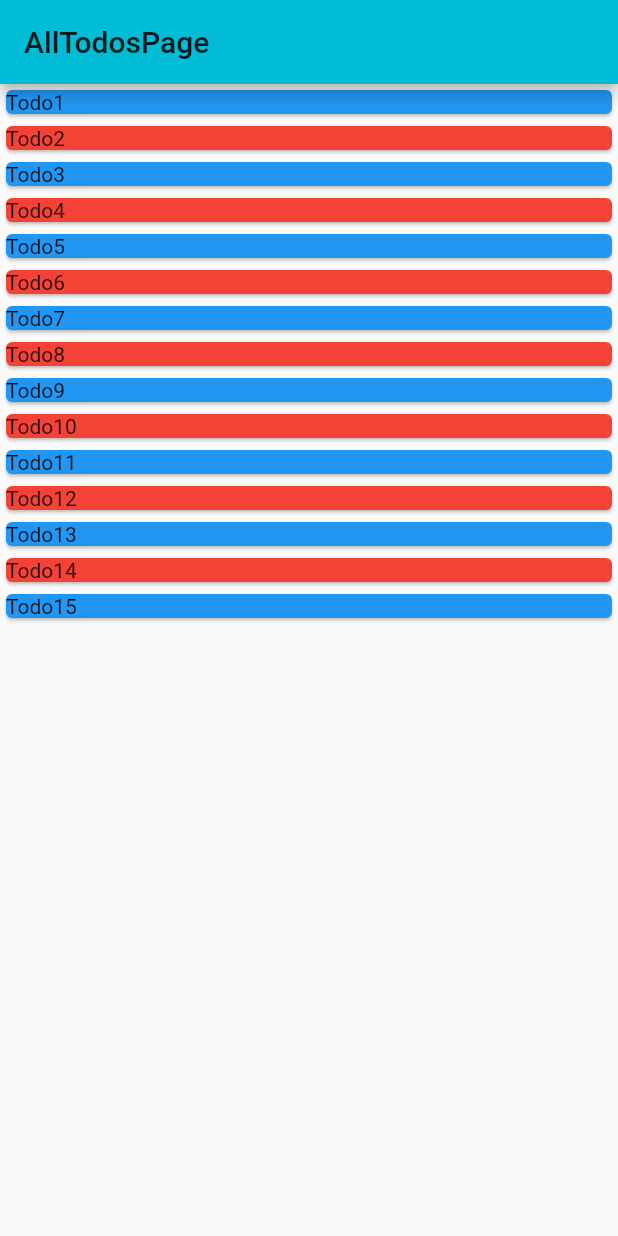
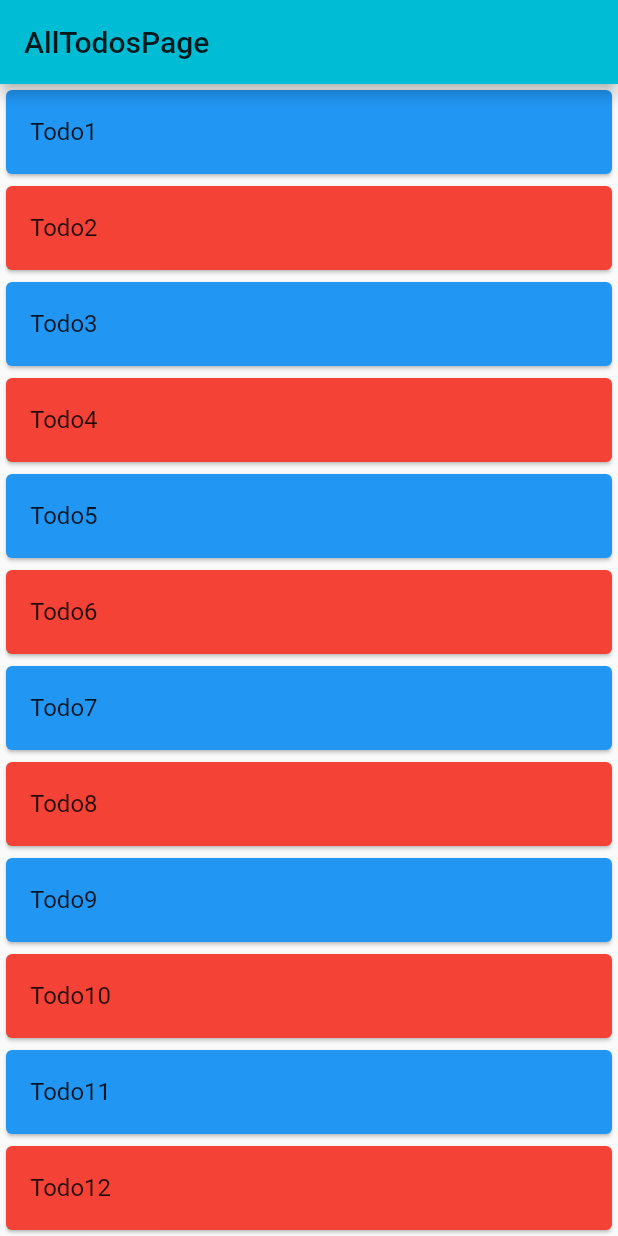
Before and after one commit to CaptainClem54/td_01_to_do_list, a Flutter app: the screen it shows after launch, on a phone screen of 412 x 824 dp. Run offline on Flutter 3.47's test engine with Material 2 defaults, Android fonts, the phone set to English and light mode, and no system bars.

Commit message:
Td_03_ReactiveTodoPreview

```diff
--- a/lib/widget/page/TodoPreview.dart
+++ b/lib/widget/page/TodoPreview.dart
@@ -1,20 +1,34 @@
 import 'package:flutter/material.dart';
 import 'package:td_01_to_do_list/models/Todo.dart';
 
-class TodoPreview extends StatelessWidget {
-  const TodoPreview({Key key, @required this.todo}) : super(key: key);
+class TodoPreview extends StatefulWidget {
+  const TodoPreview({
+    Key key,
+    @required this.todo,
+  }) : super(key: key);
 
   final Todo todo;
 
-  Color _getColor(Todo todo) {
-    return (todo.done == true) ? Colors.blue : Colors.red;
+  @override
+  _TodoPreviewState createState() => _TodoPreviewState();
+}
+
+class _TodoPreviewState extends State<TodoPreview> {
+
+  void _onTap() {
+    print("object");
   }
 
   @override
   Widget build(BuildContext context) {
     return Card(
-      color: _getColor(todo),
-      child: Text(todo.title),
+      color:(widget.todo.done == true) ? Colors.blue : Colors.red,
+      child: ListTile(
+        onTap: _onTap,
+        title: Text(
+          widget.todo.title,
+        ),
+      ),
     );
   }
 }
```
